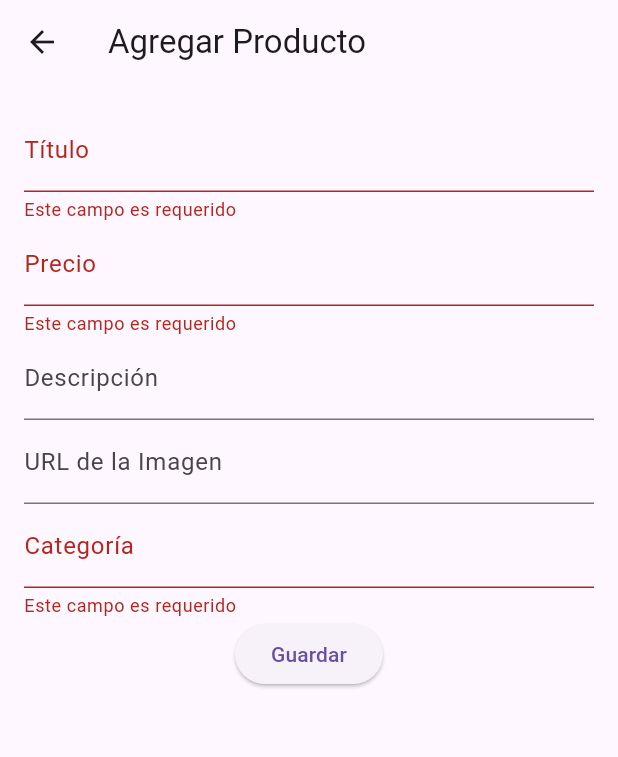
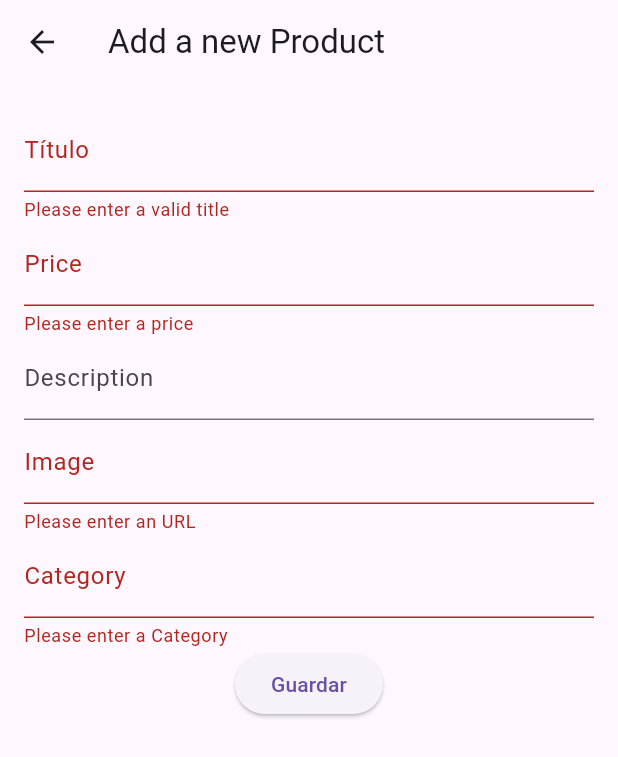
Before and after one commit to davatorr1009/Fake_store, a Flutter app: the AddProductScreen screen opened directly, after a tap on "Guardar", on a phone screen of 412 x 824 dp. Shown: the top 757 px of the screen. Run offline on Flutter 3.47's test engine with Material 3 defaults, Android fonts, the phone set to English and light mode, and no system bars; our stand-ins replace cached_network_image.

Commit message:
Minor changes
added logo photo
change users interface text
add some validation and hint texts

```diff
--- a/flutter_application_1/lib/provider/product_provider.dart
+++ b/flutter_application_1/lib/provider/product_provider.dart
@@ -12,7 +12,7 @@ class ProductProvider with ChangeNotifier {
       _products = await ApiServices().fetchProducts();
       notifyListeners();
     } catch (e) {
-      print('Error al obtener los productos: $e');
+      print('Error at getting all products $e');
     }
   }
   void updateProducts(Product newProduct) {
--- a/flutter_application_1/lib/screens/add_product_screen.dart
+++ b/flutter_application_1/lib/screens/add_product_screen.dart
@@ -30,7 +30,7 @@ class _AddProductScreenState extends State<AddProductScreen> {
   Widget build(BuildContext context) {
     return Scaffold(
       appBar: AppBar(
-        title: Text('Agregar Producto'),
+        title: Text('Add a new Product'),
       ),
       body: Padding(
         padding: const EdgeInsets.all(16.0),
@@ -40,33 +40,60 @@ class _AddProductScreenState extends State<AddProductScreen> {
             children: [
               TextFormField(
                 controller: _titleController,
-                decoration: InputDecoration(labelText: 'Título'),
-                validator: (value) => value!.isEmpty ? 'Este campo es requerido' : null,
+                decoration: InputDecoration(labelText: 'Título',hintText: 'Ej: iPhone 9', ),
+                validator: (value) {
+                  if (value == null || value.isEmpty) {
+                    return 'Please enter a valid title';
+                  }
+                  return null;
+                },
               ),
               TextFormField(
                 controller: _priceController,
-                decoration: InputDecoration(labelText: 'Precio'),
+                decoration: InputDecoration(labelText: 'Price',hintText: '250.64', ),
                 keyboardType: TextInputType.number,
-                validator: (value) => value!.isEmpty ? 'Este campo es requerido' : null,
+                validator: (value) {
+                  if (value == null || value.isEmpty) {
+                    return 'Please enter a price';
+                  }
+                  if (double.tryParse(value) == null) {
+                    return 'Please enter a valid number';
+                  }
+                  if (double.parse(value) <= 0) {
+                    return 'The price should be positive';
+                  }
+                  return null;
+                },
               ),
               TextFormField(
                 controller: _descriptionController,
-                decoration: InputDecoration(labelText: 'Descripción'),
-                maxLines: null,
+                decoration: InputDecoration(labelText: 'Description' ),
+                maxLines: null, // Permite múltiples líneas
               ),
               TextFormField(
                 controller: _imageController,
-                decoration: InputDecoration(labelText: 'URL de la Imagen'),
+                decoration: InputDecoration(labelText: 'Image',hintText: 'Image URL', ),
                 keyboardType: TextInputType.url,
+                validator: (value) {
+                  if (value == null || value.isEmpty) {
+                    return 'Please enter an URL';
+                  }
+                  //validación regular para texto
+                  return null;
+                },
               ),
               TextFormField(
                 controller: _categoryController,
-                decoration: InputDecoration(labelText: 'Categoría'),
-                validator: (value) => value!.isEmpty ? 'Este campo es requerido' : null,
+                decoration: InputDecoration(labelText: 'Category',hintText: "Men's Clothing", ),
+                validator: (value) {
+                  if (value == null || value.isEmpty) {
+                    return 'Please enter a Category';
+                  }
+                  return null;
+                },
               ),
               ElevatedButton(
                 onPressed: _addProduct,
-
                 child: Text('Guardar'),
               ),
             ],
--- a/flutter_application_1/lib/screens/cart_screen.dart
+++ b/flutter_application_1/lib/screens/cart_screen.dart
@@ -15,7 +15,7 @@ class CartScreen extends StatelessWidget {
 
     return Scaffold(
       appBar: AppBar(
-        title: Text('Carrito de Compras'),
+        title: Text('Cart'),
       ),
       body: cartItems.isEmpty
           ? Center(
@@ -24,7 +24,7 @@ class CartScreen extends StatelessWidget {
                 children: [
                   Icon(Icons.remove_shopping_cart, size: 64),
                   SizedBox(height: 16),
-                  Text('Tu carrito está vacío'),
+                  Text('Your cart is empty'),
                 ],
               ),
             )
@@ -43,7 +43,7 @@ class CartScreen extends StatelessWidget {
                     crossAxisAlignment: CrossAxisAlignment.start,
                     children: [
                       Text('Precio: \$${product.price.toStringAsFixed(2)}'),
-                      Text('Unidades: 1'), // Asume que se agrega 1 unidad por defecto
+                      Text('Quantity: 1'), // Asume que se agrega 1 unidad por defecto
                     ],
                   ),
                   trailing: IconButton( // Botón de eliminar
@@ -51,7 +51,7 @@ class CartScreen extends StatelessWidget {
                     onPressed: () {
                       cartProvider.removeProduct(product); // Eliminar el producto del carrito
                       ScaffoldMessenger.of(context).showSnackBar(
-                        SnackBar(content: Text('Producto eliminado del carrito')),
+                        SnackBar(content: Text('Product deleted from the cart')),
                       );
                     },
                   ),
@@ -81,7 +81,7 @@ class CartScreen extends StatelessWidget {
                 );
               } else {
                 ScaffoldMessenger.of(context).showSnackBar(
-                  SnackBar(content: Text('El carrito está vacío')),
+                  SnackBar(content: Text('Cart is empty')),
                 );
               }
             },
--- a/flutter_application_1/lib/screens/products_detail_screen.dart
+++ b/flutter_application_1/lib/screens/products_detail_screen.dart
@@ -12,9 +12,18 @@ class ProductDetailScreen extends StatelessWidget {
   Widget build(BuildContext context) {
     return Scaffold(
       appBar: AppBar(
-        title: Text(product.title),
+        backgroundColor: Colors.white,
+        elevation: 0, // Elimina la sombra de la AppBar
+        leading: IconButton(
+          icon: Icon(Icons.arrow_back, color: Colors.black), // Flecha de retroceso negra
+          onPressed: () => Navigator.of(context).pop(),
+        ),
       ),
       body: SingleChildScrollView(
+        child: Padding(
+          padding: const EdgeInsets.all(16.0),
+          child: Card( // Utiliza un Card para contener los detalles del producto
+            elevation: 2, // Agrega una ligera sombra al Card
             child: Padding(
               padding: const EdgeInsets.all(16.0),
               child: Column(
@@ -25,48 +34,47 @@ class ProductDetailScreen extends StatelessWidget {
                     product.image,
                     height: 200,
                     width: double.infinity,
-                fit: BoxFit.cover,
+                    fit: BoxFit.contain,
                   ),
                   SizedBox(height: 16),
-              // Título del producto
+                  // Nombre del producto
                   Text(
                     product.title,
-                style: TextStyle(fontSize: 24, fontWeight: FontWeight.bold),
+                    style: TextStyle(fontSize: 20, fontWeight: FontWeight.bold),
                   ),
                   SizedBox(height: 8),
                   // Precio del producto
                   Text(
                     '\$${product.price.toStringAsFixed(2)}',
-                style: TextStyle(fontSize: 18),
+                    style: TextStyle(fontSize: 16, color: Colors.grey[600]),
                   ),
                   SizedBox(height: 16),
-              // Categoría del producto
-              Text(
-                'Categoría: ${product.category}',
-                style: TextStyle(fontSize: 16),
-              ),
-              SizedBox(height: 8),
                   // Descripción del producto
                   Text(
-                'Descripción:',
+                    'Description',
                     style: TextStyle(fontSize: 16, fontWeight: FontWeight.bold),
                   ),
                   SizedBox(height: 8),
-              Text(product.description),
-
-              ElevatedButton( // Botón para agregar al carrito
-                onPressed: () {
-                  Provider.of<CartProvider>(context, listen: false).addProduct(product);
-                  ScaffoldMessenger.of(context).showSnackBar(
-                    SnackBar(content: Text('Producto agregado al carrito')),
-                  );
-                },
-                child: Text('Agregar al Carrito'),
+                  Text(
+                    product.description,
+                    style: TextStyle(fontSize: 16),
                   ),
                 ],
               ),
             ),
           ),
+        ),
+      ),
+      floatingActionButton: FloatingActionButton( // Botón flotante "Add to Cart"
+        onPressed: () {
+          Provider.of<CartProvider>(context, listen: false).addProduct(product);
+          ScaffoldMessenger.of(context).showSnackBar(
+          SnackBar(content: Text('Product added to the cart')),
+          );
+        },
+        backgroundColor: Colors.black, // Color de fondo del botón
+        child: Icon(Icons.add_shopping_cart, color: Colors.white), // Ícono blanco
+      ),
     );
   }
 }
--- a/flutter_application_1/lib/services/api_services.dart
+++ b/flutter_application_1/lib/services/api_services.dart
@@ -32,7 +32,7 @@ class ApiServices {
       final List<dynamic> jsonList = jsonDecode(response.body);
       return jsonList.map((productJson) => Product.fromJson(productJson)).toList();
     } else {
-      throw Exception('Error al obtener los productos');
+      throw Exception('Error at uploading all products');
     }
   }
   Future<Product> addProduct(Product product) async {
@@ -55,10 +55,10 @@ class ApiServices {
          = jsonDecode(response.body);
         return Product.fromJson(json);
       } else {
-        throw Exception('Error al agregar el producto: ${response.statusCode}');
+        throw Exception('Error while adding product: ${response.statusCode}');
       }
     } catch (e) {
-      print('Error en addProduct: $e');
+      print('Error while adding product: $e');
       rethrow;
     }
   }
--- a/flutter_application_1/pubspec.yaml
+++ b/flutter_application_1/pubspec.yaml
@@ -37,6 +37,7 @@ dependencies:
   # The following adds the Cupertino Icons font to your application.
   # Use with the CupertinoIcons class for iOS style icons.
   cupertino_icons: ^1.0.6
+  cached_network_image: ^3.3.1
 
 dev_dependencies:
   flutter_test:
```
Also changed, not shown: flutter_application_1/lib/screens/invoice_screen.dart (+83 -24 lines), flutter_application_1/lib/screens/login_screen.dart (+32 -13 lines), flutter_application_1/lib/screens/products_screen.dart (+19 -10 lines), flutter_application_1/assets/logo.png (added), flutter_application_1/pubspec.lock, 1 other file. Lines whose indentation alone changed are shown as unchanged.
